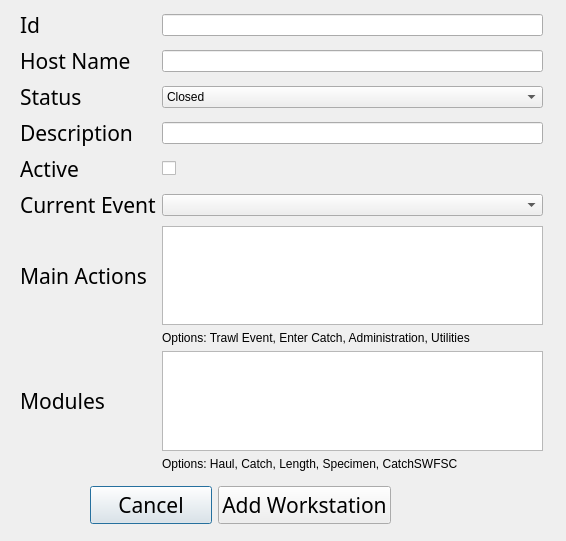
This is ui/EditWorkstation.ui in aliciabillings-noaa/CLAMS as Qt 5 draws it before an edit. The edited form follows.
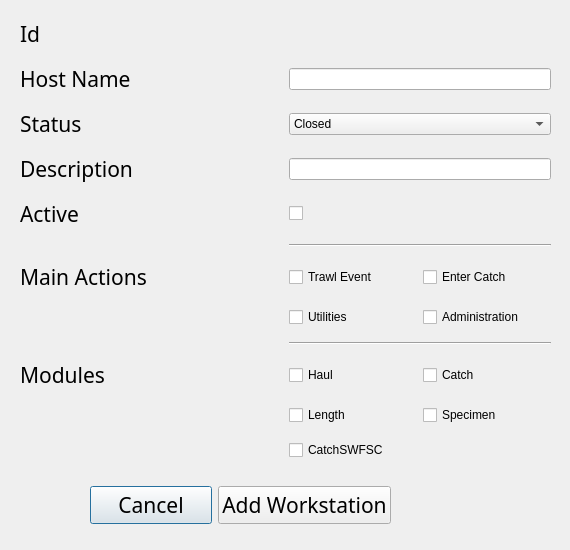
This is the edited form.

Commit message: creating baseTable, adding measurement types, and updates to workstation

The edit to the form file:
```diff
--- a/ui/EditWorkstation.ui
+++ b/ui/EditWorkstation.ui
@@ -6,8 +6,8 @@
    <rect>
     <x>0</x>
     <y>0</y>
-    <width>566</width>
-    <height>541</height>
+    <width>570</width>
+    <height>550</height>
    </rect>
   </property>
   <property name="windowTitle">
@@ -18,92 +18,11 @@
     <rect>
      <x>20</x>
      <y>10</y>
-     <width>523</width>
+     <width>531</width>
      <height>461</height>
     </rect>
    </property>
-   <layout class="QGridLayout" name="gridLayout">
-    <item row="8" column="1">
-     <widget class="QTextEdit" name="modules"/>
-    </item>
-    <item row="6" column="0">
-     <widget class="QLabel" name="label_5">
-      <property name="font">
-       <font>
-        <family>Arial Black</family>
-        <pointsize>16</pointsize>
-       </font>
-      </property>
-      <property name="text">
-       <string>Main Actions</string>
-      </property>
-     </widget>
-    </item>
-    <item row="5" column="0">
-     <widget class="QLabel" name="label_7">
-      <property name="font">
-       <font>
-        <family>Arial Black</family>
-        <pointsize>16</pointsize>
-       </font>
-      </property>
-      <property name="text">
-       <string>Current Event</string>
-      </property>
-     </widget>
-    </item>
-    <item row="0" column="0">
-     <widget class="QLabel" name="label_8">
-      <property name="font">
-       <font>
-        <family>Arial Black</family>
-        <pointsize>16</pointsize>
-       </font>
-      </property>
-      <property name="text">
-       <string>Id</string>
-      </property>
-     </widget>
-    </item>
-    <item row="3" column="1">
-     <widget class="QLineEdit" name="descriptionLabel"/>
-    </item>
-    <item row="4" column="1">
-     <widget class="QCheckBox" name="isActive">
-      <property name="text">
-       <string/>
-      </property>
-     </widget>
-    </item>
-    <item row="3" column="0">
-     <widget class="QLabel" name="label_2">
-      <property name="font">
-       <font>
-        <family>Arial Black</family>
-        <pointsize>16</pointsize>
-       </font>
-      </property>
-      <property name="text">
-       <string>Description</string>
-      </property>
-     </widget>
-    </item>
-    <item row="6" column="1">
-     <widget class="QTextEdit" name="mainActions"/>
-    </item>
-    <item row="1" column="0">
-     <widget class="QLabel" name="label">
-      <property name="font">
-       <font>
-        <family>Arial Black</family>
-        <pointsize>16</pointsize>
-       </font>
-      </property>
-      <property name="text">
-       <string>Host Name</string>
-      </property>
-     </widget>
-    </item>
+   <layout class="QGridLayout" name="gridLayout" columnminimumwidth="0,0,0">
     <item row="4" column="0">
      <widget class="QLabel" name="label_3">
       <property name="font">
@@ -117,26 +36,10 @@
       </property>
      </widget>
     </item>
-    <item row="2" column="0">
-     <widget class="QLabel" name="label_4">
-      <property name="font">
-       <font>
-        <family>Arial Black</family>
-        <pointsize>16</pointsize>
-       </font>
-      </property>
-      <property name="text">
-       <string>Status</string>
-      </property>
-     </widget>
+    <item row="3" column="2">
+     <widget class="QLineEdit" name="descriptionLabel"/>
     </item>
-    <item row="0" column="1">
-     <widget class="QLineEdit" name="idLabel"/>
-    </item>
-    <item row="5" column="1">
-     <widget class="QComboBox" name="currEventCB"/>
-    </item>
-    <item row="2" column="1">
+    <item row="2" column="2">
      <widget class="QComboBox" name="statusCB">
       <item>
        <property name="text">
@@ -150,8 +53,14 @@
       </item>
      </widget>
     </item>
-    <item row="8" column="0">
+    <item row="11" column="0">
      <widget class="QLabel" name="label_6">
+      <property name="sizePolicy">
+       <sizepolicy hsizetype="Expanding" vsizetype="Fixed">
+        <horstretch>0</horstretch>
+        <verstretch>0</verstretch>
+       </sizepolicy>
+      </property>
       <property name="font">
        <font>
         <family>Arial Black</family>
@@ -163,25 +72,282 @@
       </property>
      </widget>
     </item>
-    <item row="1" column="1">
-     <widget class="QLineEdit" name="hostnameLabel"/>
+    <item row="12" column="0">
+     <widget class="QLabel" name="label_7">
+      <property name="sizePolicy">
+       <sizepolicy hsizetype="Expanding" vsizetype="Fixed">
+        <horstretch>0</horstretch>
+        <verstretch>0</verstretch>
+       </sizepolicy>
+      </property>
+      <property name="text">
+       <string/>
+      </property>
+     </widget>
     </item>
-    <item row="9" column="1">
+    <item row="2" column="0">
+     <widget class="QLabel" name="label_4">
+      <property name="font">
+       <font>
+        <family>Arial Black</family>
+        <pointsize>16</pointsize>
+       </font>
+      </property>
+      <property name="text">
+       <string>Status</string>
+      </property>
+     </widget>
+    </item>
+    <item row="13" column="0">
      <widget class="QLabel" name="label_9">
+      <property name="sizePolicy">
+       <sizepolicy hsizetype="Expanding" vsizetype="Fixed">
+        <horstretch>0</horstretch>
+        <verstretch>0</verstretch>
+       </sizepolicy>
+      </property>
+      <property name="text">
+       <string/>
+      </property>
+     </widget>
+    </item>
+    <item row="0" column="2">
+     <widget class="QLabel" name="idLabel">
+      <property name="sizePolicy">
+       <sizepolicy hsizetype="Expanding" vsizetype="Fixed">
+        <horstretch>0</horstretch>
+        <verstretch>0</verstretch>
+       </sizepolicy>
+      </property>
       <property name="font">
        <font>
-        <family>MS Shell Dlg 2</family>
+        <family>Arial Black</family>
+        <pointsize>16</pointsize>
        </font>
       </property>
       <property name="text">
-       <string>Options: Haul, Catch, Length, Specimen, CatchSWFSC</string>
+       <string/>
       </property>
      </widget>
     </item>
-    <item row="7" column="1">
+    <item row="11" column="2">
+     <layout class="QHBoxLayout" name="horizontalLayout_11">
+      <item>
+       <widget class="QCheckBox" name="haulModule">
+        <property name="text">
+         <string>Haul</string>
+        </property>
+       </widget>
+      </item>
+      <item>
+       <widget class="QCheckBox" name="catchModule">
+        <property name="text">
+         <string>Catch</string>
+        </property>
+       </widget>
+      </item>
+     </layout>
+    </item>
+    <item row="4" column="2">
+     <widget class="QCheckBox" name="isActive">
+      <property name="text">
+       <string/>
+      </property>
+     </widget>
+    </item>
+    <item row="6" column="2">
+     <layout class="QHBoxLayout" name="horizontalLayout_4">
+      <item>
+       <layout class="QHBoxLayout" name="horizontalLayout_7">
+        <item>
+         <widget class="QCheckBox" name="trawlAction">
+          <property name="text">
+           <string>Trawl Event</string>
+          </property>
+         </widget>
+        </item>
+        <item>
+         <widget class="QCheckBox" name="catchAction">
+          <property name="text">
+           <string>Enter Catch</string>
+          </property>
+         </widget>
+        </item>
+       </layout>
+      </item>
+     </layout>
+    </item>
+    <item row="6" column="0">
+     <widget class="QLabel" name="label_5">
+      <property name="sizePolicy">
+       <sizepolicy hsizetype="Expanding" vsizetype="Fixed">
+        <horstretch>0</horstretch>
+        <verstretch>0</verstretch>
+       </sizepolicy>
+      </property>
+      <property name="font">
+       <font>
+        <family>Arial Black</family>
+        <pointsize>16</pointsize>
+       </font>
+      </property>
+      <property name="text">
+       <string>Main Actions</string>
+      </property>
+     </widget>
+    </item>
+    <item row="7" column="2">
+     <layout class="QHBoxLayout" name="horizontalLayout_9">
+      <item>
+       <widget class="QCheckBox" name="utilitiesAction">
+        <property name="sizePolicy">
+         <sizepolicy hsizetype="Expanding" vsizetype="Fixed">
+          <horstretch>0</horstretch>
+          <verstretch>0</verstretch>
+         </sizepolicy>
+        </property>
+        <property name="text">
+         <string>Utilities</string>
+        </property>
+       </widget>
+      </item>
+      <item>
+       <widget class="QCheckBox" name="adminAction">
+        <property name="sizePolicy">
+         <sizepolicy hsizetype="Expanding" vsizetype="Fixed">
+          <horstretch>0</horstretch>
+          <verstretch>0</verstretch>
+         </sizepolicy>
+        </property>
+        <property name="text">
+         <string>Administration</string>
+        </property>
+       </widget>
+      </item>
+     </layout>
+    </item>
+    <item row="7" column="0">
      <widget class="QLabel" name="label_10">
+      <property name="sizePolicy">
+       <sizepolicy hsizetype="Expanding" vsizetype="Fixed">
+        <horstretch>0</horstretch>
+        <verstretch>0</verstretch>
+       </sizepolicy>
+      </property>
       <property name="text">
-       <string>Options: Trawl Event, Enter Catch, Administration, Utilities</string>
+       <string/>
+      </property>
+     </widget>
+    </item>
+    <item row="3" column="0">
+     <widget class="QLabel" name="label_2">
+      <property name="font">
+       <font>
+        <family>Arial Black</family>
+        <pointsize>16</pointsize>
+       </font>
+      </property>
+      <property name="text">
+       <string>Description</string>
+      </property>
+     </widget>
+    </item>
+    <item row="8" column="2">
+     <widget class="Line" name="line">
+      <property name="font">
+       <font>
+        <family>Arial Black</family>
+        <pointsize>13</pointsize>
+       </font>
+      </property>
+      <property name="locale">
+       <locale language="Embu" country="Kenya"/>
+      </property>
+      <property name="orientation">
+       <enum>Qt::Horizontal</enum>
+      </property>
+     </widget>
+    </item>
+    <item row="13" column="2">
+     <layout class="QHBoxLayout" name="horizontalLayout_19">
+      <item>
+       <widget class="QCheckBox" name="catchSWFSCModule">
+        <property name="sizePolicy">
+         <sizepolicy hsizetype="Expanding" vsizetype="Fixed">
+          <horstretch>0</horstretch>
+          <verstretch>0</verstretch>
+         </sizepolicy>
+        </property>
+        <property name="text">
+         <string>CatchSWFSC</string>
+        </property>
+       </widget>
+      </item>
+     </layout>
+    </item>
+    <item row="0" column="0">
+     <widget class="QLabel" name="label_8">
+      <property name="font">
+       <font>
+        <family>Arial Black</family>
+        <pointsize>16</pointsize>
+       </font>
+      </property>
+      <property name="text">
+       <string>Id</string>
+      </property>
+     </widget>
+    </item>
+    <item row="12" column="2">
+     <layout class="QHBoxLayout" name="horizontalLayout_12">
+      <item>
+       <widget class="QCheckBox" name="lengthModule">
+        <property name="sizePolicy">
+         <sizepolicy hsizetype="Expanding" vsizetype="Fixed">
+          <horstretch>0</horstretch>
+          <verstretch>0</verstretch>
+         </sizepolicy>
+        </property>
+        <property name="text">
+         <string>Length</string>
+        </property>
+       </widget>
+      </item>
+      <item>
+       <widget class="QCheckBox" name="specimenModule">
+        <property name="sizePolicy">
+         <sizepolicy hsizetype="Expanding" vsizetype="Fixed">
+          <horstretch>0</horstretch>
+          <verstretch>0</verstretch>
+         </sizepolicy>
+        </property>
+        <property name="text">
+         <string>Specimen</string>
+        </property>
+       </widget>
+      </item>
+     </layout>
+    </item>
+    <item row="1" column="2">
+     <widget class="QLineEdit" name="hostnameLabel"/>
+    </item>
+    <item row="1" column="0">
+     <widget class="QLabel" name="label">
+      <property name="font">
+       <font>
+        <family>Arial Black</family>
+        <pointsize>16</pointsize>
+       </font>
+      </property>
+      <property name="text">
+       <string>Host Name</string>
+      </property>
+     </widget>
+    </item>
+    <item row="5" column="2">
+     <widget class="Line" name="line_2">
+      <property name="orientation">
+       <enum>Qt::Horizontal</enum>
       </property>
      </widget>
     </item>
```
The commit also changes 14 other files.
